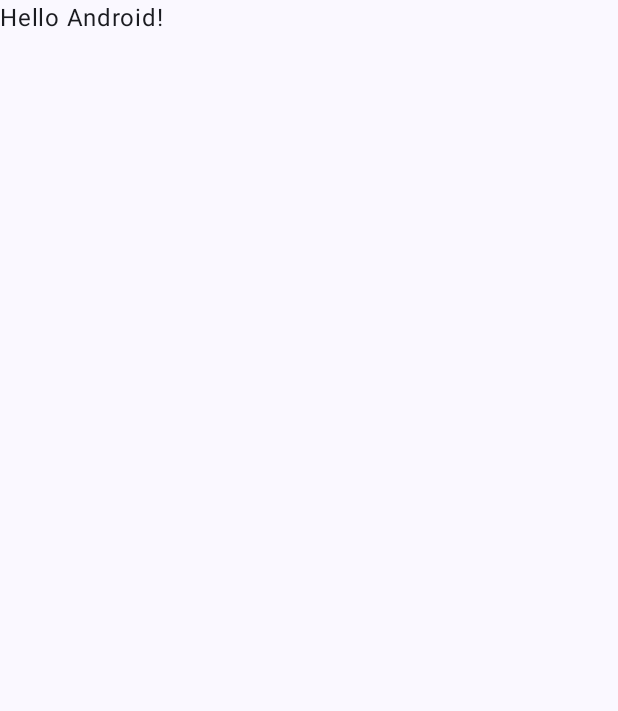
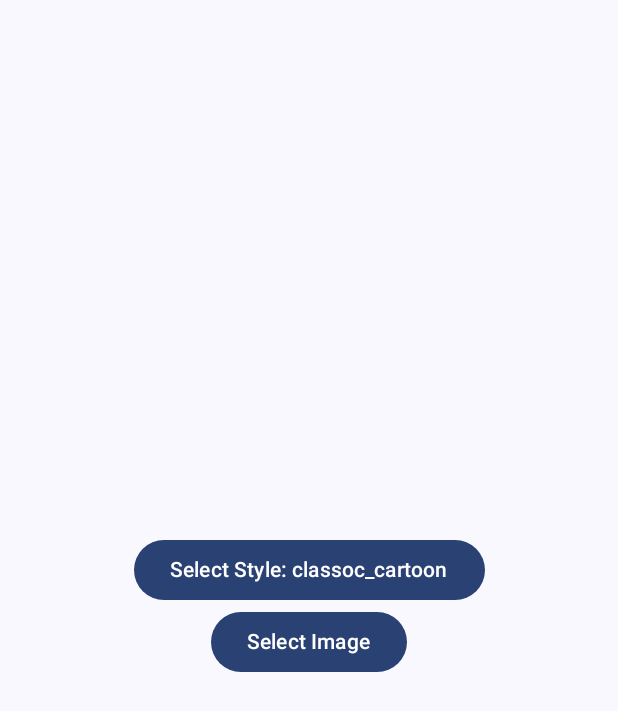
Before and after one commit to ak375456/CartoonizeImage, an Android app built with Jetpack Compose: the screen it shows after launch (MainActivity), on a phone screen of 412 x 824 dp. Before the commit the part shown is almost empty. Shown: the top 711 px of the screen. Run offline under Robolectric (Android 15) with nearby library versions, the phone set to English and light mode, and no system bars; our stand-ins replace Dagger/Hilt's generated code; pictures from the network do not load.

Commit message:
cartoonize image using API

```diff
--- a/app/build.gradle.kts
+++ b/app/build.gradle.kts
@@ -74,4 +74,6 @@ dependencies {
     ksp("com.google.dagger:hilt-android-compiler:2.51.1")
 
     implementation("io.coil-kt:coil-compose:2.4.0")
+
+    implementation ("com.squareup.okhttp3:logging-interceptor:4.11.0")
 }
--- a/app/src/main/AndroidManifest.xml
+++ b/app/src/main/AndroidManifest.xml
@@ -1,8 +1,10 @@
 <?xml version="1.0" encoding="utf-8"?>
 <manifest xmlns:android="http://schemas.android.com/apk/res/android"
     xmlns:tools="http://schemas.android.com/tools">
+    <uses-permission android:name="android.permission.INTERNET"/>
 
     <application
+        android:name=".MyApplication"
         android:allowBackup="true"
         android:dataExtractionRules="@xml/data_extraction_rules"
         android:fullBackupContent="@xml/backup_rules"
--- a/app/src/main/java/com/example/cartoonizeimage/MainActivity.kt
+++ b/app/src/main/java/com/example/cartoonizeimage/MainActivity.kt
@@ -11,37 +11,19 @@ import androidx.compose.material3.Text
 import androidx.compose.runtime.Composable
 import androidx.compose.ui.Modifier
 import androidx.compose.ui.tooling.preview.Preview
+import com.example.cartoonizeimage.presenetation.CartoonizeScreen
 import com.example.cartoonizeimage.ui.theme.CartoonizeImageTheme
+import dagger.hilt.android.AndroidEntryPoint
 
+@AndroidEntryPoint
 class MainActivity : ComponentActivity() {
     override fun onCreate(savedInstanceState: Bundle?) {
         super.onCreate(savedInstanceState)
         enableEdgeToEdge()
         setContent {
             CartoonizeImageTheme {
-                Scaffold(modifier = Modifier.fillMaxSize()) { innerPadding ->
-                    Greeting(
-                        name = "Android",
-                        modifier = Modifier.padding(innerPadding)
-                    )
-                }
+                CartoonizeScreen()
             }
         }
     }
 }
-
-@Composable
-fun Greeting(name: String, modifier: Modifier = Modifier) {
-    Text(
-        text = "Hello $name!",
-        modifier = modifier
-    )
-}
-
-@Preview(showBackground = true)
-@Composable
-fun GreetingPreview() {
-    CartoonizeImageTheme {
-        Greeting("Android")
-    }
-}
--- /dev/null
+++ b/app/src/main/java/com/example/cartoonizeimage/MyApplication.kt
@@ -0,0 +1,8 @@
+package com.example.cartoonizeimage
+
+import android.app.Application
+import dagger.hilt.android.HiltAndroidApp
+
+@HiltAndroidApp
+class MyApplication: Application() {
+}
--- /dev/null
+++ b/app/src/main/java/com/example/cartoonizeimage/data/remote/ApiService.kt
@@ -0,0 +1,28 @@
+package com.example.cartoonizeimage.data.remote
+
+
+import okhttp3.MultipartBody
+import okhttp3.ResponseBody
+import retrofit2.Response
+
+
+import retrofit2.http.Headers
+import retrofit2.http.Multipart
+import retrofit2.http.POST
+import retrofit2.http.Part
+
+interface ApiService {
+
+    @Headers(
+        "x-rapidapi-key: YOUR_KEY_HERE",
+        "x-rapidapi-host: cartoon-yourself.p.rapidapi.com",
+    )
+
+    @Multipart
+    @POST("/facebody/api/portrait-animation/portrait-animation")
+    suspend fun cartoonizeImage(
+        @Part image: MultipartBody.Part,
+        @Part type: MultipartBody.Part
+    ): Response<ResponseBody>
+
+}
--- /dev/null
+++ b/app/src/main/java/com/example/cartoonizeimage/di/NetworkModule.kt
@@ -0,0 +1,43 @@
+package com.example.cartoonizeimage.di
+
+import com.example.cartoonizeimage.data.remote.ApiService
+import dagger.Module
+import dagger.Provides
+import dagger.hilt.InstallIn
+import dagger.hilt.components.SingletonComponent
+import okhttp3.OkHttpClient
+import okhttp3.logging.HttpLoggingInterceptor
+import retrofit2.Retrofit
+import retrofit2.converter.gson.GsonConverterFactory
+import javax.inject.Singleton
+
+@Module
+@InstallIn(SingletonComponent::class)
+object NetworkModule {
+
+    @Provides
+    @Singleton
+    fun provideOkHttpClient(): OkHttpClient {
+        return OkHttpClient.Builder()
+            .addInterceptor(HttpLoggingInterceptor().apply {
+                level = HttpLoggingInterceptor.Level.BODY
+            })
+            .build()
+    }
+
+    @Provides
+    @Singleton
+    fun provideRetrofit(okHttpClient: OkHttpClient): Retrofit {
+        return Retrofit.Builder()
+            .baseUrl("https://cartoon-yourself.p.rapidapi.com/")
+            .client(okHttpClient)
+            .addConverterFactory(GsonConverterFactory.create())
+            .build()
+    }
+
+    @Provides
+    @Singleton
+    fun provideApiService(retrofit: Retrofit): ApiService {
+        return retrofit.create(ApiService::class.java)
+    }
+}
--- /dev/null
+++ b/app/src/main/java/com/example/cartoonizeimage/di/RepositoryModule.kt
@@ -0,0 +1,21 @@
+package com.example.cartoonizeimage.di
+
+import com.example.cartoonizeimage.data.remote.ApiService
+import com.example.cartoonizeimage.data.repository.ApiRepoImpl
+import com.example.cartoonizeimage.domain.repository.ImageRepository
+import dagger.Module
+import dagger.Provides
+import dagger.hilt.InstallIn
+import dagger.hilt.components.SingletonComponent
+import javax.inject.Singleton
+
+@Module
+@InstallIn(SingletonComponent::class)
+object RepositoryModule {
+
+    @Provides
+    @Singleton
+    fun provideImageRepository(apiService: ApiService): ImageRepository {
+        return ApiRepoImpl(apiService)
+    }
+}
--- /dev/null
+++ b/app/src/main/java/com/example/cartoonizeimage/domain/repository/ImageRepository.kt
@@ -0,0 +1,9 @@
+package com.example.cartoonizeimage.domain.repository
+
+import com.example.cartoonizeimage.domain.model.CartoonImageResponse
+import com.example.cartoonizeimage.util.Resource
+import java.io.File
+
+interface ImageRepository {
+    suspend fun uploadImage(imageFile:File,style:String): Resource<CartoonImageResponse>
+}
--- /dev/null
+++ b/app/src/main/java/com/example/cartoonizeimage/domain/use_cases/upload_image_use_case/UploadImageUseCase.kt
@@ -0,0 +1,15 @@
+package com.example.cartoonizeimage.domain.use_cases.upload_image_use_case
+
+import com.example.cartoonizeimage.domain.model.CartoonImageResponse
+import com.example.cartoonizeimage.domain.repository.ImageRepository
+import com.example.cartoonizeimage.util.Resource
+import java.io.File
+import javax.inject.Inject
+
+class UploadImageUseCase @Inject constructor(
+    private val cartoonImageRepository: ImageRepository
+) {
+    suspend operator fun invoke (imageFile:File,style:String):Resource<CartoonImageResponse>{
+        return cartoonImageRepository.uploadImage(imageFile,style)
+    }
+}
--- /dev/null
+++ b/app/src/main/java/com/example/cartoonizeimage/presenetation/CartoonizeViewModel.kt
@@ -0,0 +1,46 @@
+package com.example.cartoonizeimage.presenetation
+
+import android.util.Log
+import androidx.lifecycle.ViewModel
+import androidx.lifecycle.viewModelScope
+import com.example.cartoonizeimage.domain.model.CartoonImageResponse
+import com.example.cartoonizeimage.domain.use_cases.upload_image_use_case.UploadImageUseCase
+import com.example.cartoonizeimage.util.CartoonStyle
+import com.example.cartoonizeimage.util.Resource
+import dagger.hilt.android.lifecycle.HiltViewModel
+import kotlinx.coroutines.flow.MutableStateFlow
+import kotlinx.coroutines.flow.StateFlow
+import kotlinx.coroutines.launch
+import java.io.File
+import javax.inject.Inject
+
+@HiltViewModel
+class CartoonizeViewModel @Inject constructor(
+    private val uploadImageUseCase: UploadImageUseCase
+) : ViewModel() {
+
+    // UI state
+    private val _imageState = MutableStateFlow<Resource<CartoonImageResponse>>(Resource.Idle)
+    val imageState: StateFlow<Resource<CartoonImageResponse>> = _imageState
+
+    private val _selectedStyle = MutableStateFlow(CartoonStyle.CLASSIC_CARTOON)
+    val selectedStyle: StateFlow<CartoonStyle> = _selectedStyle
+
+    fun setSelectedStyle(style: CartoonStyle) {
+        _selectedStyle.value = style
+    }
+
+    // Function to upload the image
+    fun uploadImage(imageFile: File) {
+        viewModelScope.launch {
+            val style = _selectedStyle.value
+            Log.d("DEBUGGINGVM", "Uploading image with style: ${style.value}")
+            _imageState.value = Resource.Loading
+            _imageState.value = uploadImageUseCase(imageFile, style.value)
+        }
+    }
+    // Zarorat nahi iski
+//    fun resetState() {
+//        _imageState.value = Resource.Idle
+//    }
+}
--- /dev/null
+++ b/app/src/main/java/com/example/cartoonizeimage/presenetation/CatoonizeScreen.kt
@@ -0,0 +1,113 @@
+package com.example.cartoonizeimage.presenetation
+
+import android.net.Uri
+import android.util.Log
+import androidx.activity.compose.rememberLauncherForActivityResult
+import androidx.activity.result.contract.ActivityResultContracts
+import androidx.compose.foundation.Image
+import androidx.compose.foundation.layout.*
+import androidx.compose.foundation.shape.RoundedCornerShape
+import androidx.compose.material3.Button
+import androidx.compose.material3.CircularProgressIndicator
+import androidx.compose.material3.Scaffold
+import androidx.compose.material3.Text
+import androidx.compose.runtime.*
+import androidx.compose.ui.Alignment
+import androidx.compose.ui.Modifier
+import androidx.compose.ui.draw.clip
+import androidx.compose.ui.layout.ContentScale
+import androidx.compose.ui.platform.LocalContext
+import androidx.compose.ui.unit.dp
+import androidx.hilt.navigation.compose.hiltViewModel
+import coil.compose.AsyncImage
+import coil.compose.rememberImagePainter
+import com.example.cartoonizeimage.presenetation.util.StyleSelector
+import com.example.cartoonizeimage.util.Resource
+import java.io.File
+
+@Composable
+fun CartoonizeScreen(viewModel: CartoonizeViewModel = hiltViewModel()) {
+    val context = LocalContext.current
+    val imageState by viewModel.imageState.collectAsState()
+    val selectedStyle by viewModel.selectedStyle.collectAsState()
+
+    var imageUri by remember { mutableStateOf<Uri?>(null) }
+
+    val launcher = rememberLauncherForActivityResult(
+        contract = ActivityResultContracts.GetContent(),
+        onResult = { uri ->
+            uri?.let {
+                imageUri = uri
+                // Convert URI to File and upload the image
+                val imageFile = File(context.cacheDir, "selected_image.jpg")
+                context.contentResolver.openInputStream(uri)?.use { inputStream ->
+                    imageFile.outputStream().use { outputStream ->
+                        inputStream.copyTo(outputStream)
+                    }
+                }
+                Log.d("DEBUGGING",selectedStyle.name)
+                viewModel.uploadImage(imageFile)
+            }
+        }
+    )
+
+    Scaffold(
+        modifier = Modifier.fillMaxSize()
+    ) {innerPadding->
+        Column(
+            modifier = Modifier
+                .padding(innerPadding)
+                .fillMaxSize()
+                .padding(16.dp),
+            horizontalAlignment = Alignment.CenterHorizontally,
+            verticalArrangement = Arrangement.Center
+        ) {
+
+            StyleSelector(
+                selectedStyle = selectedStyle,
+                onStyleSelected = { viewModel.setSelectedStyle(it) }
+            )
+            imageUri?.let { uri ->
+                Image(
+                    painter = rememberImagePainter(data = uri),
+                    contentDescription = "Selected Image",
+                    modifier = Modifier
+                        .size(200.dp)
+                        .clip(RoundedCornerShape(8.dp)),
+                    contentScale = ContentScale.Crop
+                )
+                Spacer(modifier = Modifier.height(16.dp))
+            }
+
+            Button(onClick = { launcher.launch("image/*") }) {
+                Text(text = "Select Image")
+            }
+
+            Spacer(modifier = Modifier.height(16.dp))
+
+            when (imageState) {
+                is Resource.Loading -> {
+                    CircularProgressIndicator()
+                }
+
+                is Resource.Success -> {
+                    val cartoonImageUrl = (imageState as Resource.Success).data.data.image_url
+                    AsyncImage(
+                        model = cartoonImageUrl,
+                        contentDescription = "Cartoonized Image",
+                        modifier = Modifier
+                            .size(200.dp)
+                            .clip(RoundedCornerShape(8.dp)),
+                        contentScale = ContentScale.Crop
+                    )
+                }
+
+                is Resource.Error -> {
+                    Text(text = "Error: ${(imageState as Resource.Error).message}")
+                }
+
+                else -> {}
+            }
+        }
+    }
+}
--- /dev/null
+++ b/app/src/main/java/com/example/cartoonizeimage/presenetation/util/StyleSelector.kt
@@ -0,0 +1,42 @@
+package com.example.cartoonizeimage.presenetation.util
+
+import androidx.compose.foundation.layout.Box
+import androidx.compose.material3.Button
+import androidx.compose.material3.DropdownMenu
+import androidx.compose.material3.DropdownMenuItem
+import androidx.compose.material3.Text
+import androidx.compose.runtime.Composable
+import androidx.compose.runtime.mutableStateOf
+import androidx.compose.runtime.remember
+import com.example.cartoonizeimage.util.CartoonStyle
+import androidx.compose.runtime.getValue
+import androidx.compose.runtime.setValue
+
+@Composable
+fun StyleSelector(
+    selectedStyle: CartoonStyle,
+    onStyleSelected: (CartoonStyle) -> Unit
+) {
+    var expanded by remember { mutableStateOf(false) }
+
+    Box {
+        Button(onClick = { expanded = true }) {
+            Text(text = "Select Style: ${selectedStyle.value}")
+        }
+
+        DropdownMenu(
+            expanded = expanded,
+            onDismissRequest = { expanded = false }
+        ) {
+            CartoonStyle.values().forEach { style ->
+                DropdownMenuItem(
+                    text = { Text(style.name) },
+                    onClick = {
+                        onStyleSelected(style)
+                        expanded = false
+                    }
+                )
+            }
+        }
+    }
+}
--- /dev/null
+++ b/app/src/main/java/com/example/cartoonizeimage/util/CartoonStyle.kt
@@ -0,0 +1,34 @@
+package com.example.cartoonizeimage.util
+
+enum class CartoonStyle(val value: String) {
+    PIXAR("pixar"),
+    PIXAR_PLUS("pixar_plus"),
+    THREE_D_CARTOON("3d_cartoon"),
+    ANGEL("angel"),
+    ANGEL_PLUS("angel_plus"),
+    DEMON("demon"),
+    UKIYOE_CARTOON("ukiyoe_cartoon"),
+    AM_CARTOON("amcartoon"),
+    WESTERN("western"),
+    AVATAR("AVATAR"),
+    JP_CARTOON("jpcartoon"),
+    JP_CARTOON_HEAD("jpcartoon_head"),
+    HK_CARTOON("hkcartoon"),
+    CLASSIC_CARTOON("classoc_cartoon"),
+    TC_CARTOON("tccartoon"),
+    ANIME("anime"),
+    THREE_D("3d"),
+    HAND_DRAWN("handdrawn"),
+    SKETCH("sketch"),
+    ART_STYLE("artstyle"),
+    COMIC("comic"),
+    ANIMATION_3D("animation3d"),
+    FULL("full"),
+    GAME_3D("3d_game");
+
+    companion object {
+        fun fromValue(value: String): CartoonStyle? {
+            return CartoonStyle.entries.find { it.value == value }
+        }
+    }
+}
--- a/gradle/libs.versions.toml
+++ b/gradle/libs.versions.toml
@@ -1,6 +1,6 @@
 [versions]
 agp = "8.8.0"
-kotlin = "2.0.0"
+kotlin = "2.0.21"
 coreKtx = "1.15.0"
 junit = "4.13.2"
 junitVersion = "1.2.1"
```
Also changed, not shown: app/src/main/java/com/example/cartoonizeimage/data/repository/ApiRepoImpl.kt (added, +53 -0 lines).
